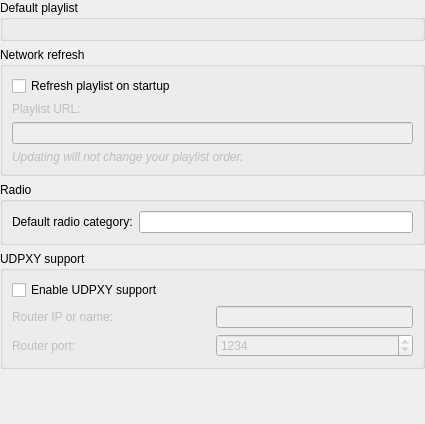
Old version of the form src/ui/settings/SettingsPlaylist.ui in the repository ntadej/tano.
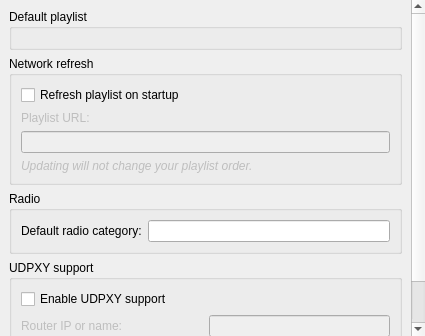
New version of the form. Icons and pictures are not drawn. Custom widgets are drawn as their Qt base class.

Patch:
```diff
--- a/src/ui/settings/SettingsPlaylist.ui
+++ b/src/ui/settings/SettingsPlaylist.ui
@@ -7,7 +7,7 @@
     <x>0</x>
     <y>0</y>
     <width>425</width>
-    <height>424</height>
+    <height>336</height>
    </rect>
   </property>
   <property name="windowIcon">
@@ -19,6 +19,24 @@
     <number>0</number>
    </property>
    <item>
+    <widget class="QScrollArea" name="scrollArea">
+     <property name="frameShape">
+      <enum>QFrame::NoFrame</enum>
+     </property>
+     <property name="widgetResizable">
+      <bool>true</bool>
+     </property>
+     <widget class="QWidget" name="scrollAreaWidgetContents">
+      <property name="geometry">
+       <rect>
+        <x>0</x>
+        <y>0</y>
+        <width>409</width>
+        <height>429</height>
+       </rect>
+      </property>
+      <layout class="QVBoxLayout" name="verticalLayout_4">
+       <item>
     <widget class="QGroupBox" name="groupDefaultPlaylist">
      <property name="title">
       <string>Default playlist</string>
@@ -162,13 +180,20 @@
      <property name="orientation">
       <enum>Qt::Vertical</enum>
      </property>
+         <property name="sizeType">
+          <enum>QSizePolicy::Expanding</enum>
+         </property>
      <property name="sizeHint" stdset="0">
       <size>
-       <width>20</width>
-       <height>40</height>
+           <width>0</width>
+           <height>0</height>
       </size>
      </property>
     </spacer>
+       </item>
+      </layout>
+     </widget>
+    </widget>
    </item>
   </layout>
  </widget>
```
Lines whose indentation alone changed are shown as unchanged.
